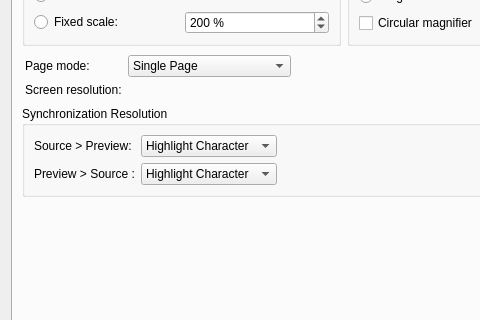
Above: src/PrefsDialog.ui from TeXworks/texworks before the change; both pictures show x 0 to 480 and y 142 to 462 of the 688 by 579 pixel window. Below: the same form after it.
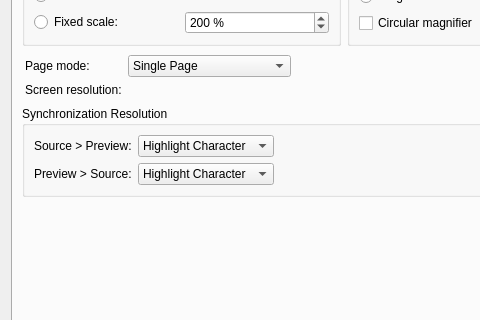
That is the form after the change. The open tabs and pages were chosen to show the change. Icons and pictures are not drawn. Custom widgets are drawn as their Qt base class.

The edit to the form file:
```diff
--- a/src/PrefsDialog.ui
+++ b/src/PrefsDialog.ui
@@ -871,7 +871,7 @@
           <item row="1" column="0">
            <widget class="QLabel" name="label_15">
             <property name="text">
-             <string>Preview &gt; Source :</string>
+             <string>Preview &gt; Source:</string>
             </property>
            </widget>
           </item>
```
